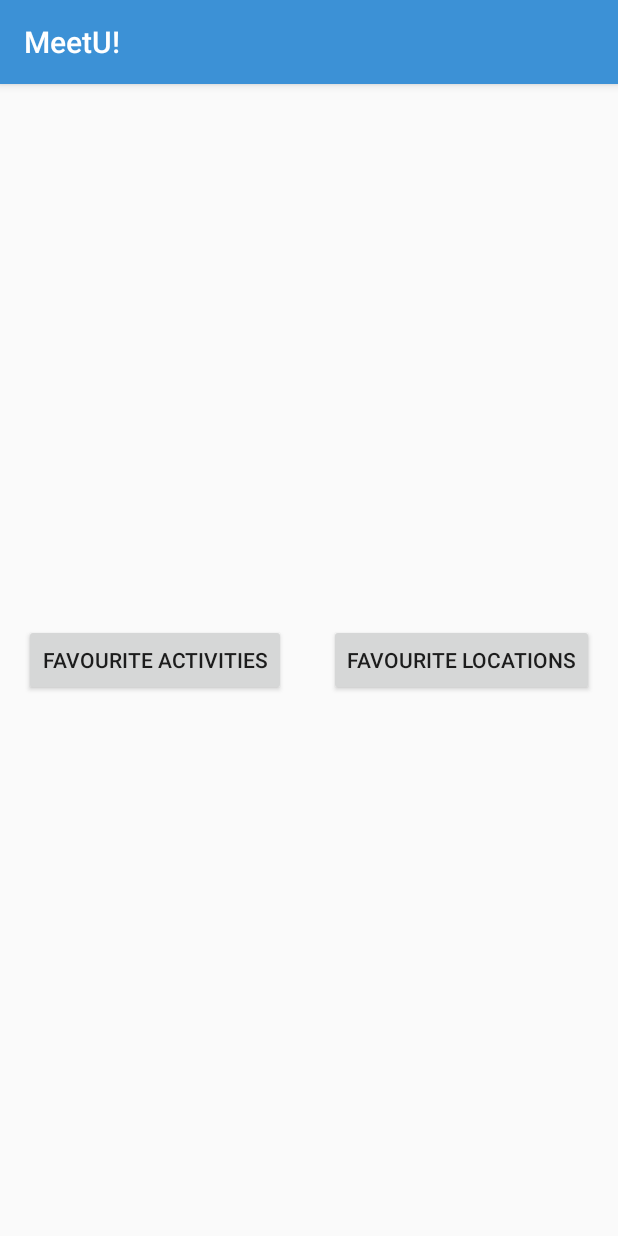
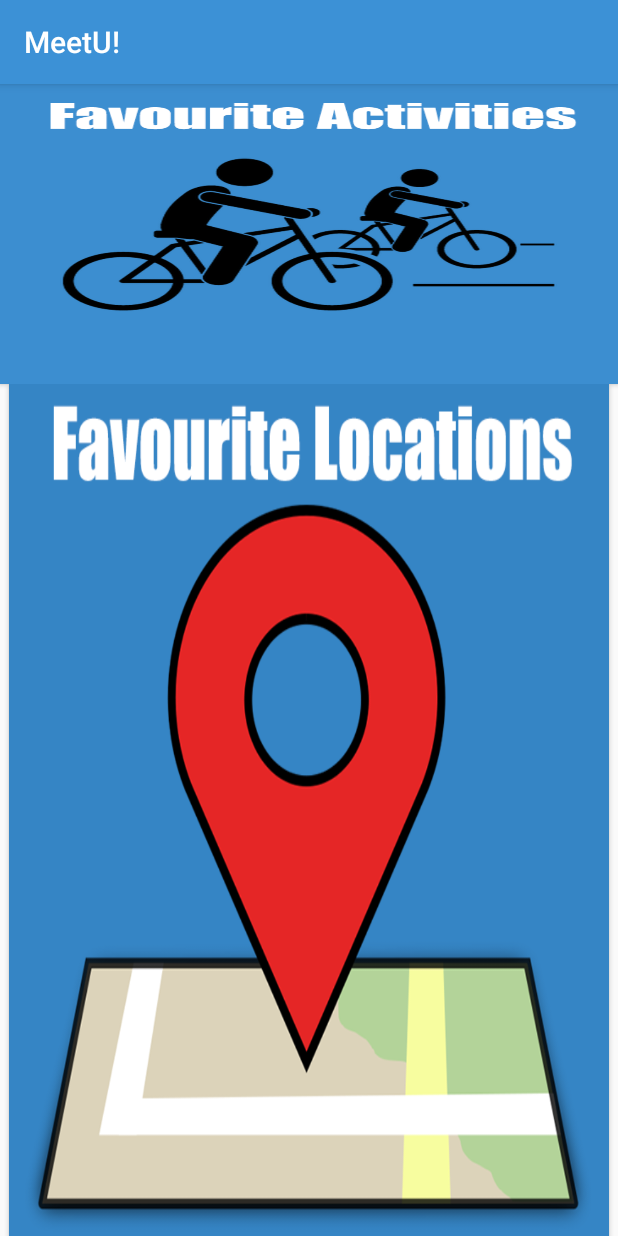
Before and after one commit to Yamsie/MeetingPlanner, an Android app: the SelectFavourites screen opened directly, with no data from a screen before it, on a phone screen of 412 x 824 dp. Run offline under Robolectric (Android 15) with nearby library versions, the phone set to English and light mode, and no system bars.

Commit message:
select favourites now looks pretty

```diff
--- a/app/src/main/res/layout/activity_select_favourites.xml
+++ b/app/src/main/res/layout/activity_select_favourites.xml
@@ -3,27 +3,33 @@
     xmlns:tools="http://schemas.android.com/tools"
     android:layout_width="match_parent"
     android:layout_height="match_parent"
-    android:paddingBottom="@dimen/activity_vertical_margin"
-    android:paddingLeft="@dimen/activity_horizontal_margin"
-    android:paddingRight="@dimen/activity_horizontal_margin"
-    android:paddingTop="@dimen/activity_vertical_margin"
+    android:paddingBottom="0dp"
+    android:paddingLeft="0dp"
+    android:paddingRight="0dp"
+    android:paddingTop="0dp"
     tools:context="com.example.james.meetingplanner.SelectFavourites">
 
     <Button
-        android:layout_width="wrap_content"
-        android:layout_height="wrap_content"
-        android:text="Favourite Activities"
+        android:layout_width="4000dp"
+        android:layout_height="200dp"
+        android:background = "@drawable/favac"
+        android:adjustViewBounds="true"
         android:id="@+id/selAct"
         android:onClick="onClick"
-        android:layout_centerVertical="true"
-        android:layout_alignParentStart="true" />
+        android:scaleType="fitXY"
+        android:layout_alignParentTop="true"
+        android:layout_centerHorizontal="true" />
 
     <Button
-        android:layout_width="wrap_content"
-        android:layout_height="wrap_content"
-        android:text="Favourite Locations"
+        android:layout_width="400dp"
+        android:layout_height="220dp"
+        android:background = "@drawable/favloc"
+        android:adjustViewBounds="true"
+        android:layout_below="@+id/selAct"
+
         android:id="@+id/selLoc"
         android:onClick="onClick"
-        android:layout_centerVertical="true"
-        android:layout_alignParentEnd="true" />
+        android:scaleType="fitXY"
+        android:layout_alignParentBottom="true"
+        android:layout_centerHorizontal="true"  />
 </RelativeLayout>
```
Also changed, not shown: app/src/main/res/drawable-nodpi/favac.png (added), app/src/main/res/drawable-nodpi/favloc.png (added), app/src/main/res/drawable/favac.png (added), app/src/main/res/drawable/favloc.png (added).
